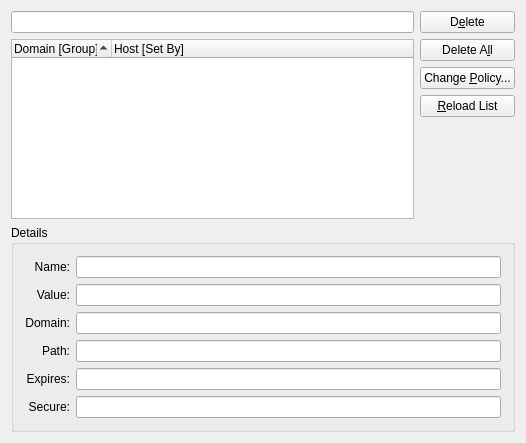
First picture: the form in konqueror/settings/kio/kcookiesmanagementdlg.ui, repository KDE/konqueror, before the edit.
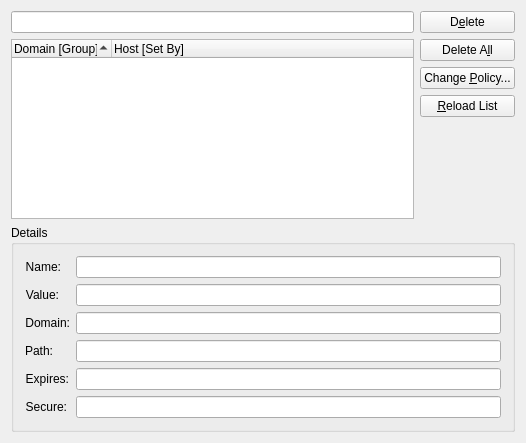
Second picture: the form after the edit. Custom widgets are drawn as their Qt base class.

Commit message: * more consistent treewidget behavior: open edit dialog on double click instead of selection * show icons on buttons * QFormLayout++

The edit to the form file:
```diff
--- a/konqueror/settings/kio/kcookiesmanagementdlg.ui
+++ b/konqueror/settings/kio/kcookiesmanagementdlg.ui
@@ -101,7 +101,7 @@
      <property name="title" >
       <string>Details</string>
      </property>
-     <layout class="QGridLayout" name="gridLayout" >
+     <layout class="QFormLayout" name="formLayout" >
       <item row="0" column="0" >
        <widget class="QLabel" name="lbName" >
         <property name="text" >
```
Left out of the diff: 3 changed lines with no effect on the pictures. The commit also changes 5 other files.
